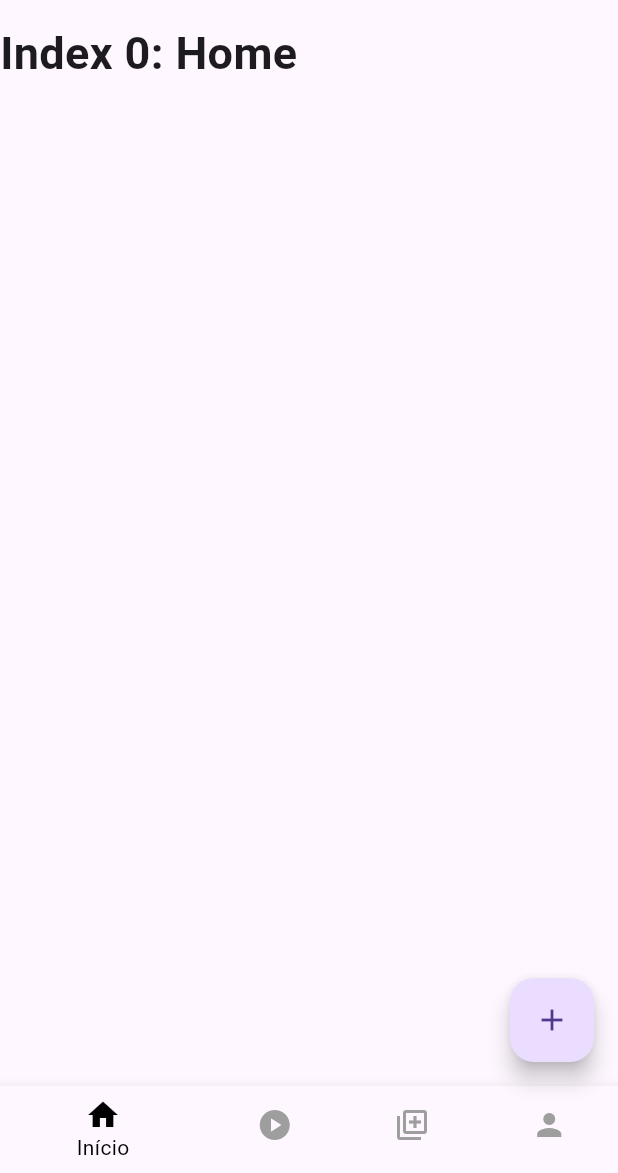
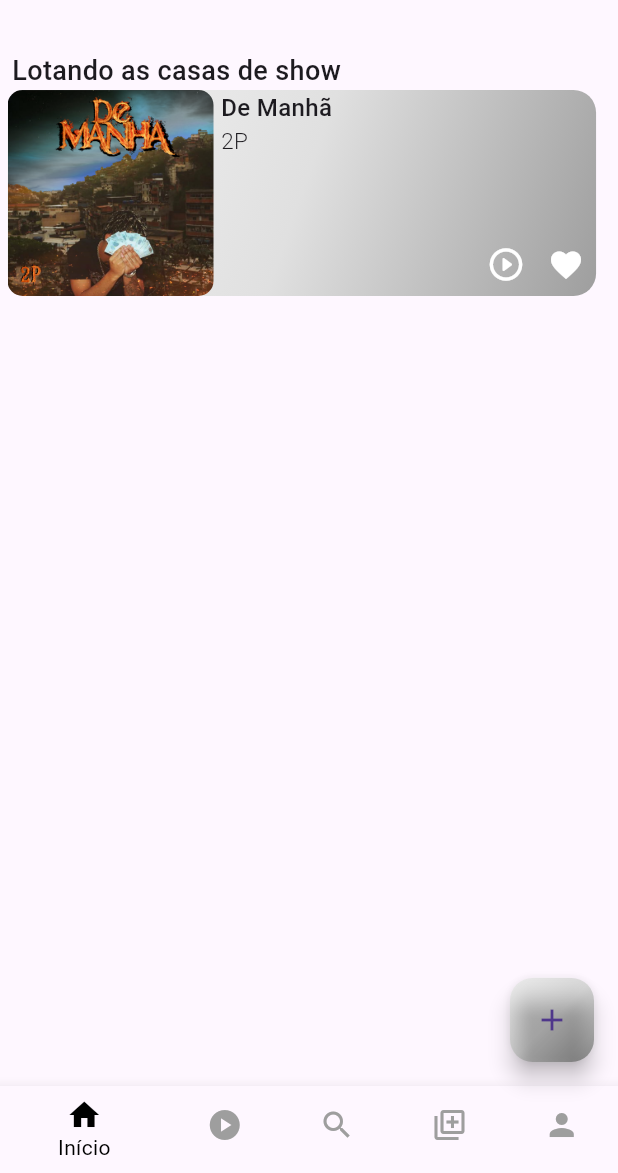
Before and after one commit to LucianoFraga27/st-mic-one-two, a Flutter app: the screen it shows after launch, on a phone screen of 412 x 824 dp, the part 63-1236 px from its top. Run offline on Flutter 3.47's test engine with Material 3 defaults, Android fonts, the phone set to English and light mode, and no system bars.

Commit message:
adicionando card de musica em destaque

```diff
--- a/lib/main.dart
+++ b/lib/main.dart
@@ -1,6 +1,5 @@
 import 'package:flutter/material.dart';
 import 'package:mic_check_one_two/view/pages/modal_page.dart';
-import 'package:mic_check_one_two/view/pages/test_page.dart';
 
 void main() {
   runApp(const MyApp());
--- /dev/null
+++ b/lib/view/pages/home_page.dart
@@ -0,0 +1,26 @@
+import 'package:flutter/material.dart';
+import 'package:mic_check_one_two/view/widgets/destaque_widget.dart';
+
+class HomePage extends StatefulWidget {
+  const HomePage({super.key});
+
+  @override
+  State<HomePage> createState() => _HomePageState();
+}
+
+class _HomePageState extends State<HomePage> {
+  @override
+  Widget build(BuildContext context) {
+    return SizedBox(
+      height: MediaQuery.of(context).size.height,
+      width: MediaQuery.of(context).size.width,
+      child: Row(
+        children: [
+          Column(
+            children: [const SizedBox(height: 20), DestaqueWidget()],
+          )
+        ],
+      ),
+    );
+  }
+}
--- a/lib/view/pages/modal_page.dart
+++ b/lib/view/pages/modal_page.dart
@@ -1,4 +1,6 @@
 import 'package:flutter/material.dart';
+import 'package:mic_check_one_two/view/pages/home_page.dart';
+import 'package:mic_check_one_two/view/theme.dart';
 import 'package:mic_check_one_two/view/widgets/app_bar.dart';
 
 class ModalPage extends StatefulWidget {
@@ -9,6 +11,8 @@ class ModalPage extends StatefulWidget {
 }
 
 class _ModalPageState extends State<ModalPage> {
+  ThemeColors themeColors = ThemeColors();
+
   void onItemTapped(int index) {
     setState(() {
       _selectedIndex = index;
@@ -21,8 +25,15 @@ class _ModalPageState extends State<ModalPage> {
       appBar: customAppBar(context),
       body: _home(),
       bottomNavigationBar: _customButtonNavigationBar(),
-      floatingActionButton:
-          FloatingActionButton(onPressed: () {}, child: const Icon(Icons.add)),
+      floatingActionButton: Container(
+        decoration: BoxDecoration(
+            borderRadius: BorderRadius.circular(15),
+            gradient: themeColors.gradient),
+        child: FloatingActionButton(
+            onPressed: () {},
+            child: Icon(Icons.add),
+            backgroundColor: Colors.transparent),
+      ),
     );
   }
 
@@ -36,6 +47,10 @@ class _ModalPageState extends State<ModalPage> {
         BottomNavigationBarItem(
           icon: Icon(Icons.play_circle_sharp),
           label: 'Musicas',
+        ),
+        BottomNavigationBarItem(
+          icon: Icon(Icons.search),
+          label: 'Pesquisar',
         ),
         BottomNavigationBarItem(
           icon: Icon(Icons.my_library_add_outlined),
@@ -56,28 +71,23 @@ class _ModalPageState extends State<ModalPage> {
 }
 
 int _selectedIndex = 0;
-const TextStyle optionStyle =
-    TextStyle(fontSize: 30, fontWeight: FontWeight.bold);
 
-const List<Widget> _widgetOptions = <Widget>[
-  Text(
-    'Index 0: Home',
-    style: optionStyle,
-  ),
+const List<Widget> _pages = <Widget>[
+  HomePage(),
   Text(
     'Index 1: Business',
-    style: optionStyle,
   ),
   Text(
     'Index 2: School',
-    style: optionStyle,
   ),
   Text(
     'Index 3: Settings',
-    style: optionStyle,
+  ),
+  Text(
+    'Index 4: Settings',
   ),
 ];
 
 Widget _home() {
-  return _widgetOptions.elementAt(_selectedIndex);
+  return _pages.elementAt(_selectedIndex);
 }
--- /dev/null
+++ b/lib/view/theme.dart
@@ -0,0 +1,14 @@
+import 'package:flutter/material.dart';
+
+class ThemeColors {
+  Color azul = Colors.blue;
+  var gradient = LinearGradient(
+    begin: Alignment.topLeft,
+    end: Alignment.bottomRight,
+    colors: [
+      Colors.grey[100]!,
+      Colors.grey[300]!,
+      Colors.grey[500]!
+    ], // Cores do gradiente
+  );
+}
--- /dev/null
+++ b/lib/view/widgets/destaque_widget.dart
@@ -0,0 +1,105 @@
+import 'package:flutter/material.dart';
+import 'package:mic_check_one_two/view/theme.dart';
+
+class DestaqueWidget extends StatelessWidget {
+  DestaqueWidget({super.key});
+
+  ThemeColors themeColors = ThemeColors();
+  @override
+  Widget build(BuildContext context) {
+    return Column(
+      mainAxisAlignment: MainAxisAlignment.start,
+      crossAxisAlignment: CrossAxisAlignment.start,
+      children: [
+        const Padding(
+          padding: EdgeInsets.only(right: 8.0, left: 8.0),
+          child: Text(
+            "Lotando as casas de show",
+            style: TextStyle(fontSize: 18, fontWeight: FontWeight.w500),
+          ),
+        ),
+        Padding(
+          padding: const EdgeInsets.only(right: 5.0, left: 5.0),
+          child: Column(
+            children: [
+              Container(
+                height: MediaQuery.of(context).size.height / 6,
+                width: MediaQuery.of(context).size.width / 1.05,
+                decoration: BoxDecoration(
+                    borderRadius: BorderRadius.circular(15),
+                    gradient: themeColors.gradient),
+                child: Stack(
+                  children: [
+                    Positioned(
+                      right:
+                          8.0, // Ajuste a posição horizontal conforme necessário
+                      bottom:
+                          8.0, // Ajuste a posição vertical conforme necessário
+                      child: Row(
+                        children: [
+                          InkWell(
+                            onTap: () {},
+                            child: const Icon(
+                              Icons
+                                  .play_circle_outline_rounded, // Ícone no canto inferior direito
+                              color: Colors.white,
+                              size: 26,
+                            ),
+                          ),
+                          const SizedBox(width: 15),
+                          InkWell(
+                            onTap: () {},
+                            child: const Icon(
+                              Icons.favorite, // Ícone no canto inferior direito
+                              color: Colors.white,
+                              size: 24,
+                            ),
+                          ),
+                        ],
+                      ),
+                    ),
+                    Row(
+                      mainAxisAlignment: MainAxisAlignment.start,
+                      crossAxisAlignment: CrossAxisAlignment.start,
+                      children: [
+                        Container(
+                          decoration: BoxDecoration(
+                            borderRadius: BorderRadius.circular(15),
+                          ),
+                          child: ClipRRect(
+                            borderRadius: BorderRadius.circular(10.0),
+                            child: Image.asset(
+                              "assets/capa_music.png",
+                              fit: BoxFit.fill,
+                            ),
+                          ),
+                        ),
+                        const SizedBox(width: 5),
+                        const Column(
+                          mainAxisAlignment: MainAxisAlignment.start,
+                          crossAxisAlignment: CrossAxisAlignment.start,
+                          children: [
+                            Text(
+                              "De Manhã",
+                              style: TextStyle(
+                                  fontSize: 16, fontWeight: FontWeight.w500),
+                            ),
+                            Text(
+                              "2P",
+                              style: TextStyle(
+                                  fontSize: 15, fontWeight: FontWeight.w300),
+                            )
+                          ],
+                        ),
+                      ],
+                    ),
+                  ],
+                ),
+              ),
+            ],
+          ),
+        ),
+      ],
+    );
+  }
+}
--- a/pubspec.yaml
+++ b/pubspec.yaml
@@ -59,8 +59,8 @@ flutter:
   uses-material-design: true
 
   # To add assets to your application, add an assets section, like this:
-  # assets:
-  #   - images/a_dot_burr.jpeg
+  assets:
+    - assets/
   #   - images/a_dot_ham.jpeg
 
   # An image asset can refer to one or more resolution-specific "variants", see
```
Also changed, not shown: lib/view/pages/test_page.dart (deleted, +0 -95 lines), assets/capa_music.png (added).
